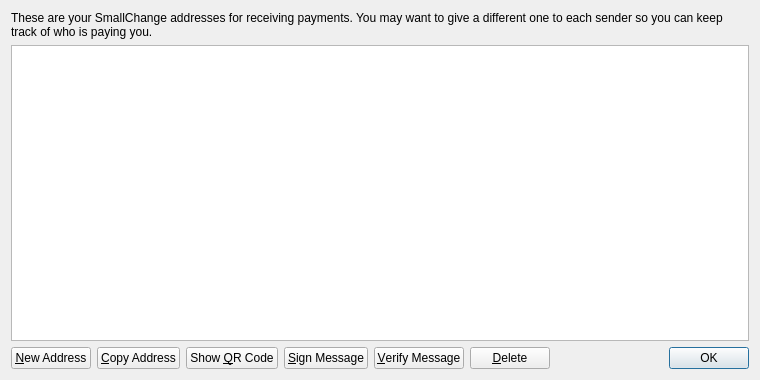
Qt form src/qt/forms/addressbookpage.ui (5t4rk/Test-Coin) before a commit.
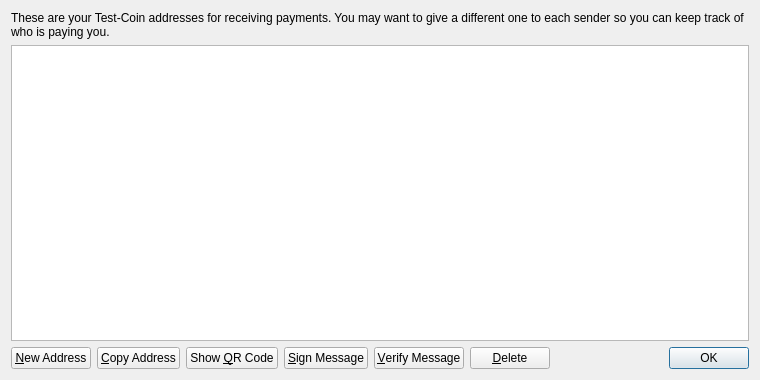
The same form after that commit. Icons and pictures are not drawn.

The edit to the form file:
```diff
--- a/src/qt/forms/addressbookpage.ui
+++ b/src/qt/forms/addressbookpage.ui
@@ -17,7 +17,7 @@
    <item>
     <widget class="QLabel" name="labelExplanation">
      <property name="text">
-      <string>These are your SmallChange addresses for receiving payments. You may want to give a different one to each sender so you can keep track of who is paying you.</string>
+      <string>These are your Test-Coin addresses for receiving payments. You may want to give a different one to each sender so you can keep track of who is paying you.</string>
      </property>
      <property name="textFormat">
       <enum>Qt::PlainText</enum>
```
